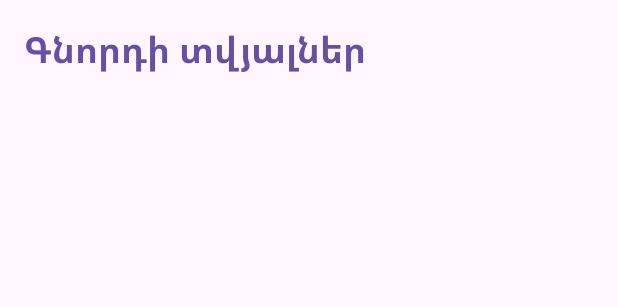
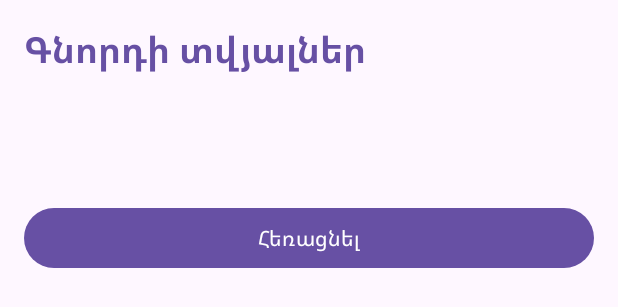
Before and after one commit to armmmartirosyan/university-mobile-kotlin, an Android app: the layout activity_details.xml on its own in the app's theme, with its tools: preview values and no code run, on a phone screen of 412 x 824 dp. Shown: the top 307 px of the screen. Run offline under Robolectric (Android 15) with nearby library versions, the phone set to English and light mode, and no system bars.

Commit message:
Lab 6 (variant 10): delete the selected customer from SQLite
- Customer now carries the SQLite id; it is read from the cursor and passed
  to DetailsActivity as "record_id" (the id, not the list position).
- DatabaseHelper.deleteCustomer(id) removes only that row.
- DetailsActivity gets a «Հեռացնել» button that deletes and closes the screen.
- MainActivity reloads the list in onResume(), so the deleted customer
  disappears on return.

```diff
--- a/app/src/main/java/com/example/shoppingpreferences/Customer.kt
+++ b/app/src/main/java/com/example/shoppingpreferences/Customer.kt
@@ -1,11 +1,14 @@
 package com.example.shoppingpreferences
 
 data class Customer(
+    // The real SQLite id of the row. It is not the ListView position:
+    // after deletes the ids can be 2, 5, 8 while positions are 0, 1, 2.
+    val id: Long,
     val name: String,
     val email: String
 ) {
     // ArrayAdapter shows each item using toString(), so the ListView row
-    // shows only the customer's name instead of "Customer(name=..., email=...)".
+    // shows only the customer's name instead of "Customer(id=..., name=...)".
     override fun toString(): String {
         return name
     }
--- a/app/src/main/res/layout/activity_details.xml
+++ b/app/src/main/res/layout/activity_details.xml
@@ -36,5 +36,12 @@
             android:layout_marginTop="@dimen/item_spacing"
             android:textSize="@dimen/section_title_text_size" />
 
+        <Button
+            android:id="@+id/deleteButton"
+            android:layout_width="match_parent"
+            android:layout_height="wrap_content"
+            android:layout_marginTop="@dimen/item_spacing"
+            android:text="@string/delete" />
+
     </LinearLayout>
 </FrameLayout>
--- a/app/src/main/res/values/strings.xml
+++ b/app/src/main/res/values/strings.xml
@@ -30,4 +30,7 @@
     <string name="details_title">Գնորդի տվյալներ</string>
     <string name="details_name_label">Անուն և ազգանուն՝</string>
     <string name="details_email_label">Էլ․ փոստ՝</string>
+
+    <string name="delete">Հեռացնել</string>
+    <string name="customer_deleted">Գնորդը հեռացվեց</string>
 </resources>
```
Also changed, not shown: app/src/main/java/com/example/shoppingpreferences/DatabaseHelper.kt (+13 -1 lines), app/src/main/java/com/example/shoppingpreferences/DetailsActivity.kt (+28 -0 lines), app/src/main/java/com/example/shoppingpreferences/MainActivity.kt (+17 -2 lines).
